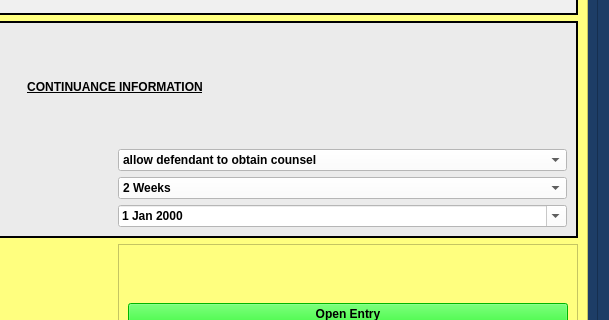
Old version of the form munientry/views/ui/ArraignmentContinueDialog.ui in the repository HunterProgram22/MuniEntry; both pictures show x 379 to 988 and y 233 to 553 of the 988 by 725 pixel window.
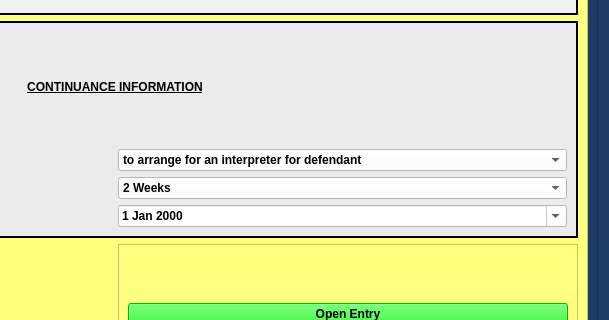
New version of the form. Custom widgets are drawn as their Qt base class.

Commit message: Updated order of continuance reasons.

What changed in the file:
```diff
--- a/munientry/views/ui/ArraignmentContinueDialog.ui
+++ b/munientry/views/ui/ArraignmentContinueDialog.ui
@@ -529,7 +529,7 @@
                </property>
                <item>
                 <property name="text">
-                 <string>allow defendant to obtain counsel</string>
+                 <string>to arrange for an interpreter for defendant</string>
                 </property>
                </item>
                <item>
```
Left out of the diff: 2 changed lines with no effect on the pictures. The commit also changes 1 other file.
